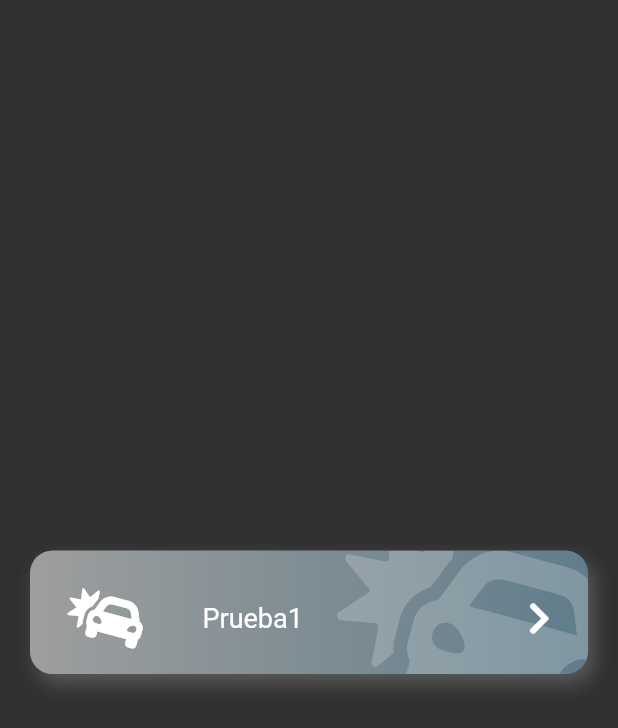
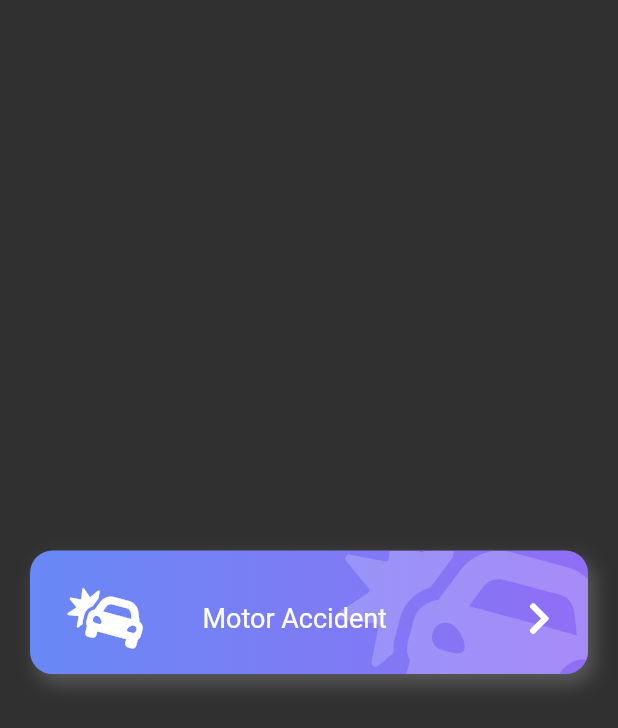
Before and after one commit to IdGalarzaSa/flutter-designs-and-animations, a Flutter app: the screen it shows after launch, on a phone screen of 412 x 824 dp. Shown: the top 728 px of the screen. Run offline on Flutter 3.47's test engine with Material 2 defaults, Android fonts, the phone set to English and light mode, and no system bars; our stand-ins replace flutter_svg, font_awesome_flutter.

```diff
--- a/lib/pages/emergency_page.dart
+++ b/lib/pages/emergency_page.dart
@@ -12,8 +12,11 @@ class EmergencyPage extends StatelessWidget {
     return Scaffold(
       body: Center(
         child: WideButtonWithIcon(
-          onPress: () {},
-          text: 'Prueba1',
+          text: 'Motor Accident',
+          icon: FontAwesomeIcons.carCrash,
+          gradientColor1: Color(0xff6989F5),
+          gradientColor2: Color(0xff906EF5),
+          onPress: () => print("Click"),
         ),
       ),
     );
--- a/lib/widgets/wide_button_with_icon.dart
+++ b/lib/widgets/wide_button_with_icon.dart
@@ -19,7 +19,9 @@ class WideButtonWithIcon extends StatelessWidget {
 
   @override
   Widget build(BuildContext context) {
-    return Stack(
+    return GestureDetector(
+      onTap: this.onPress,
+      child: Stack(
         children: [
           _WideButtonBackground(this.icon, this.gradientColor1, this.gradientColor2),
           Container(
@@ -35,6 +37,7 @@ class WideButtonWithIcon extends StatelessWidget {
             ),
           ),
         ],
+      ),
     );
   }
 }
```
Lines whose indentation alone changed are shown as unchanged.
